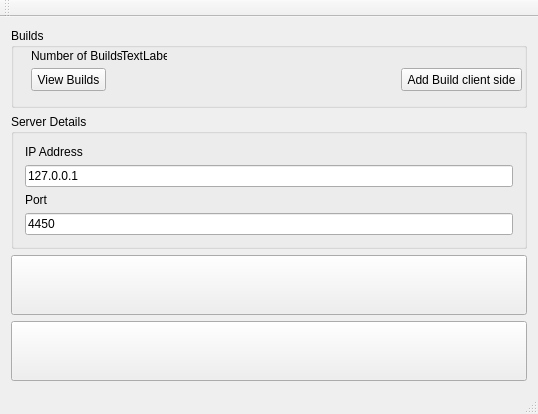
First picture: the form in AppManClient/mainwindow.ui, repository hhvvkk/COS301DistrobutedApplicationManger, before the edit.
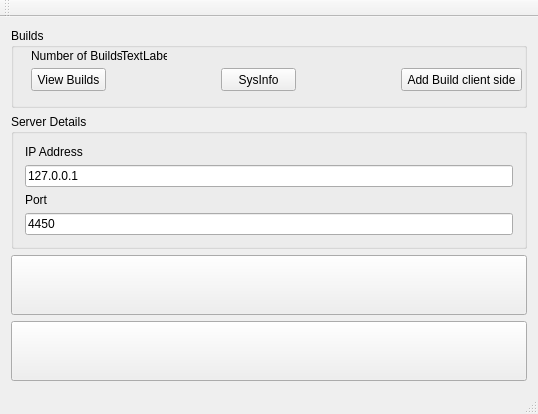
Second picture: the form after the edit. Icons and pictures are not drawn.

The edit to the form file:
```diff
--- a/AppManClient/mainwindow.ui
+++ b/AppManClient/mainwindow.ui
@@ -76,6 +76,19 @@
         <string>Add Build client side</string>
        </property>
       </widget>
+      <widget class="QPushButton" name="pushButton_2">
+       <property name="geometry">
+        <rect>
+         <x>210</x>
+         <y>40</y>
+         <width>75</width>
+         <height>23</height>
+        </rect>
+       </property>
+       <property name="text">
+        <string>SysInfo</string>
+       </property>
+      </widget>
      </widget>
     </item>
     <item>
```
